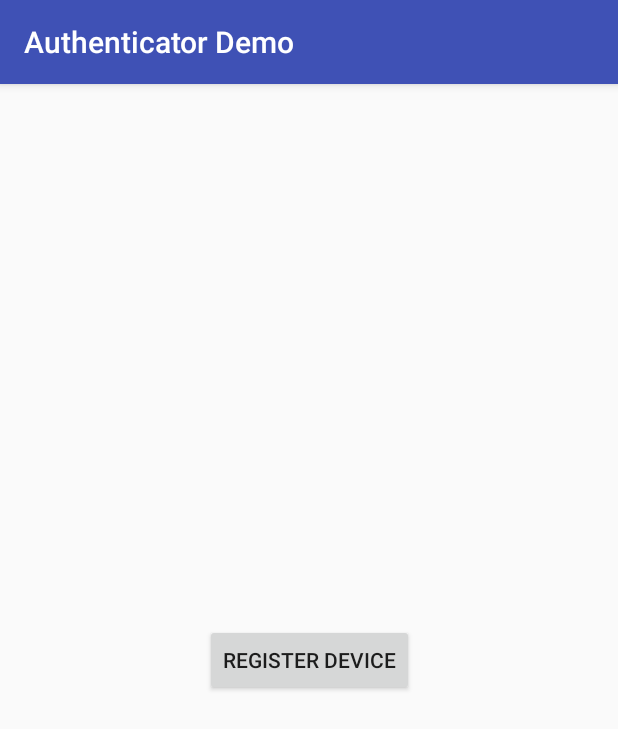
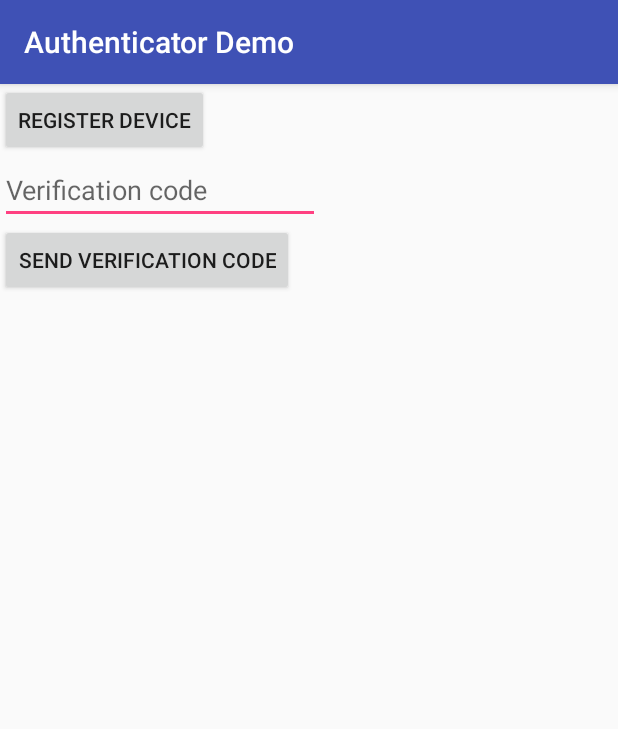
Before and after one commit to lucasrsant/totp-qrcode-library, an Android app: the screen it shows after launch (MainActivity), on a phone screen of 412 x 824 dp. Shown: the top 729 px of the screen. Run offline under Robolectric (Android 15) with nearby library versions, the phone set to English and light mode, and no system bars; our stand-ins replace Volley.

Commit message:
Changing UI to input verification code in demo app and starting developing this process in AuthLibrary

```diff
--- a/android/app/src/main/java/br/edu/fei/authdemo/AuthDemoApp.java
+++ b/android/app/src/main/java/br/edu/fei/authdemo/AuthDemoApp.java
@@ -14,7 +14,8 @@ public class AuthDemoApp extends Application {
                 AuthenticationLibraryConfiguration.Builder.newBuilder()
                         .withPublicKeyEndpoint("/pubkey")
                         .withRegisterDeviceEndpoint("/registerDevice")
-                        .withServerHost("http://192.168.15.12:4567")
+                        .withConfirmVerificationCodeEndpoint("/confirmVerificationCode")
+                        .withServerHost("http://192.168.4.100:4567")
                         .build());
     }
 }
--- a/android/app/src/main/java/br/edu/fei/authdemo/MainActivity.java
+++ b/android/app/src/main/java/br/edu/fei/authdemo/MainActivity.java
@@ -3,16 +3,22 @@ package br.edu.fei.authdemo;
 import android.support.v7.app.AppCompatActivity;
 import android.os.Bundle;
 import android.view.View;
+import android.widget.EditText;
 
 import br.edu.fei.auth_library.AuthenticationLibrary;
 
 public class MainActivity extends AppCompatActivity {
+
+    private EditText editTextConfirmationCode;
 
     @Override
     protected void onCreate(Bundle savedInstanceState) {
         super.onCreate(savedInstanceState);
         setContentView(R.layout.activity_main);
         findViewById(R.id.buttonRegisterDevice).setOnClickListener(onButtonRegisterDeviceClick);
+        findViewById(R.id.buttonConfirmVerificationCode).setOnClickListener(onButtonConfirmVerificationCodeClick);
+
+        this.editTextConfirmationCode = findViewById(R.id.editTextConfirmationCode);
     }
 
     private View.OnClickListener onButtonRegisterDeviceClick = new View.OnClickListener() {
@@ -21,4 +27,11 @@ public class MainActivity extends AppCompatActivity {
             AuthenticationLibrary.registerDevice(MainActivity.this, "lucasrsant@gmail.com");
         }
     };
+
+    private View.OnClickListener onButtonConfirmVerificationCodeClick = new View.OnClickListener() {
+        @Override
+        public void onClick(View v) {
+            AuthenticationLibrary.confirmVerificationCode(MainActivity.this, "lucasrsant@gmail.com", editTextConfirmationCode.getText().toString());
+        }
+    };
 }
--- a/android/app/src/main/res/layout/activity_main.xml
+++ b/android/app/src/main/res/layout/activity_main.xml
@@ -1,19 +1,33 @@
 <?xml version="1.0" encoding="utf-8"?>
-<android.support.constraint.ConstraintLayout xmlns:android="http://schemas.android.com/apk/res/android"
+<LinearLayout xmlns:android="http://schemas.android.com/apk/res/android"
     xmlns:app="http://schemas.android.com/apk/res-auto"
     xmlns:tools="http://schemas.android.com/tools"
     android:layout_width="match_parent"
     android:layout_height="match_parent"
+    android:orientation="vertical"
     tools:context=".MainActivity">
 
     <Button
         android:id="@+id/buttonRegisterDevice"
         android:layout_width="wrap_content"
         android:layout_height="wrap_content"
-        android:text="Register device"
+        android:text="Register device" />
+
+    <EditText
+        android:id="@+id/editTextConfirmationCode"
+        android:layout_width="wrap_content"
+        android:layout_height="wrap_content"
+        android:ems="10"
+        android:inputType="number"
+        android:hint="Verification code"
         app:layout_constraintBottom_toBottomOf="parent"
-        app:layout_constraintLeft_toLeftOf="parent"
-        app:layout_constraintRight_toRightOf="parent"
-        app:layout_constraintTop_toTopOf="parent" />
+        app:layout_constraintTop_toBottomOf="@+id/buttonRegisterDevice"
+        tools:layout_editor_absoluteX="84dp" />
 
-</android.support.constraint.ConstraintLayout>
+    <Button
+        android:id="@+id/buttonConfirmVerificationCode"
+        android:layout_width="wrap_content"
+        android:layout_height="wrap_content"
+        android:text="Send verification code" />
+
+</LinearLayout>
--- a/android/auth-library/src/main/java/br/edu/fei/auth_library/AuthenticationLibraryConfiguration.java
+++ b/android/auth-library/src/main/java/br/edu/fei/auth_library/AuthenticationLibraryConfiguration.java
@@ -4,6 +4,7 @@ public class AuthenticationLibraryConfiguration {
     private String authServerHost;
     private String serverPublicKeyEndpoint;
     private String serverRegisterDeviceEndpoint;
+    private String serverConfirmVerificationCodeEndpoint;
 
     private AuthenticationLibraryConfiguration() {
 
@@ -43,6 +44,11 @@ public class AuthenticationLibraryConfiguration {
             return this;
         }
 
+        public Builder withConfirmVerificationCodeEndpoint(String confirmVerificationCodeEndpoint) {
+            configuration.serverConfirmVerificationCodeEndpoint = confirmVerificationCodeEndpoint;
+            return this;
+        }
+
         public AuthenticationLibraryConfiguration build() {
             return configuration;
         }
--- a/jvm-server/src/main/java/br/edu/fei/server/ConfirmValidationCodeUseCase.java
+++ b/jvm-server/src/main/java/br/edu/fei/server/ConfirmValidationCodeUseCase.java
@@ -1,6 +1,6 @@
 package br.edu.fei.server;
 
-import br.edu.fei.server.requests.ConfirmValidationCodeRequest;
+import br.edu.fei.server.payloads.ConfirmValidationCodeRequest;
 
 public class ConfirmValidationCodeUseCase {
 
--- a/jvm-server/src/main/java/br/edu/fei/server/IdentifiedUserRegistrationRequest.java
+++ b/jvm-server/src/main/java/br/edu/fei/server/IdentifiedUserRegistrationRequest.java
@@ -4,4 +4,5 @@ public class IdentifiedUserRegistrationRequest {
     public String verificationCode;
     public String email;
     public String deviceId;
+    public String devicePublicKey;
 }
--- a/jvm-server/src/main/java/br/edu/fei/server/requests/ConfirmValidationCodeRequest.java
+++ b/jvm-server/src/main/java/br/edu/fei/server/payloads/ConfirmValidationCodeRequest.java
@@ -1,4 +1,4 @@
-package br.edu.fei.server.requests;
+package br.edu.fei.server.payloads;
 
 public class ConfirmValidationCodeRequest {
     public String email;
--- a/jvm-server/src/main/java/br/edu/fei/server/requests/RegisterUserRequest.java
+++ /dev/null
@@ -1,6 +0,0 @@
-package br.edu.fei.server.requests;
-
-public class RegisterUserRequest {
-    public String email;
-    public String deviceId;
-}
```
Also changed, not shown: android/auth-library/src/main/java/br/edu/fei/auth_library/AuthenticationLibrary.java (+5 -4 lines), android/auth-library/src/main/java/br/edu/fei/auth_library/ConfirmVerificationCodePayload.java (renamed from android/lite-zxing/src/main/java/br/edu/fei/lite_zxing/camera/open/CameraFacing.java, +24 -22 lines), jvm-server/src/main/java/br/edu/fei/server/App.java (+6 -17 lines), jvm-server/src/main/java/br/edu/fei/server/EncryptionManager.java (+12 -2 lines), jvm-server/src/main/java/br/edu/fei/server/RegisterUserUseCase.java (+4 -3 lines), jvm-server/src/main/java/br/edu/fei/server/payloads/RegisterDevicePayload.java (added, +7 -0 lines), 2 other files.
